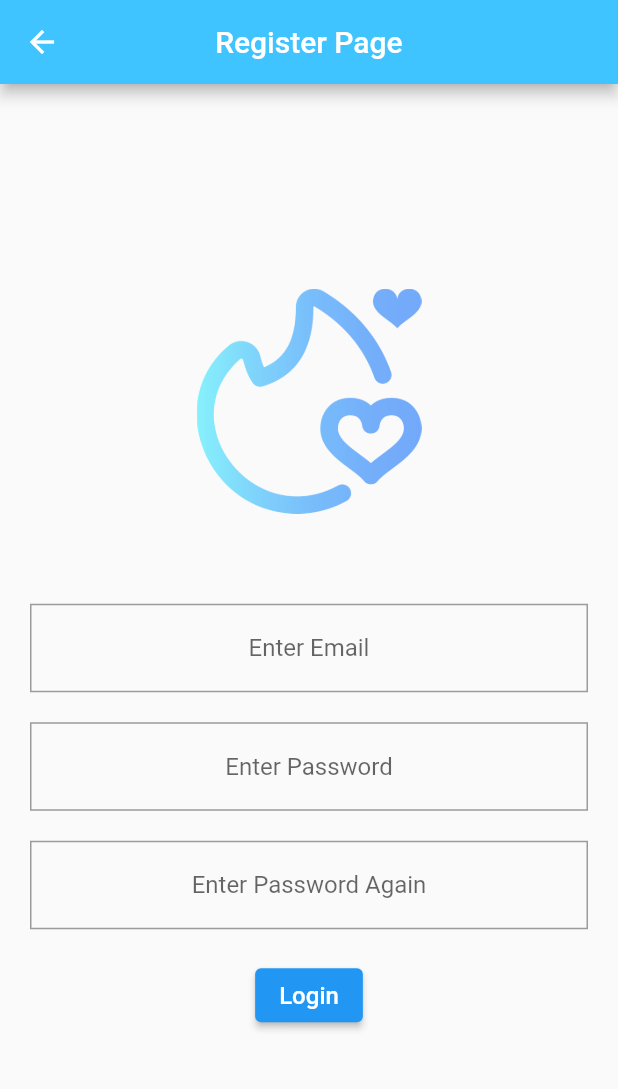
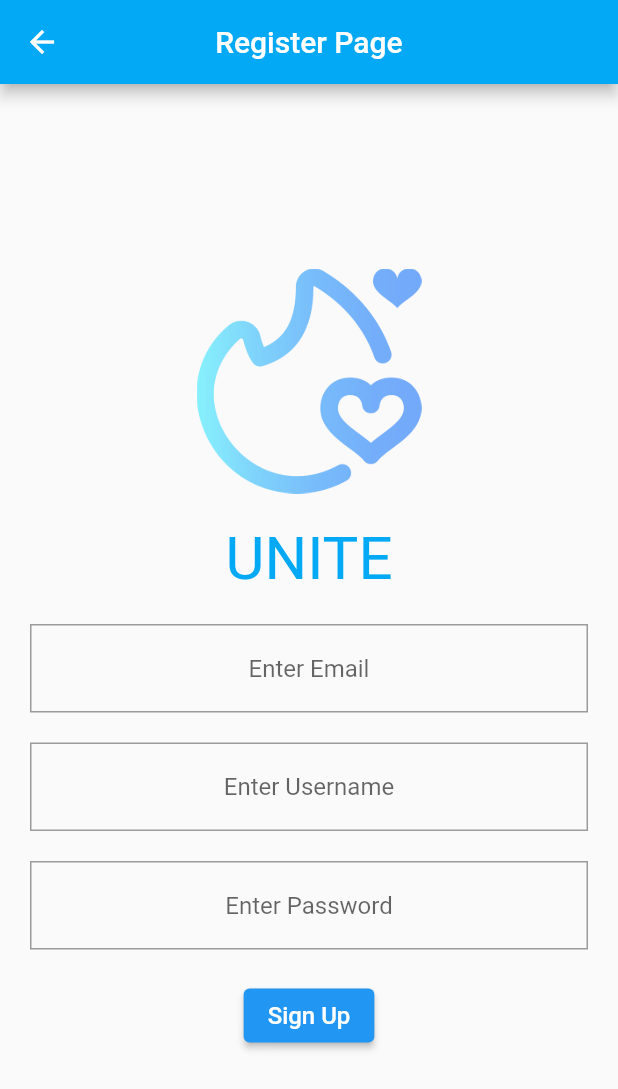
Before and after one commit to yavuzyal/unite, a Flutter app: the screen it shows after launch, after a tap on "Login", after a tap on "Sign Up", on a phone screen of 412 x 824 dp. Shown: the top 1089 px of the screen. Run offline on Flutter 3.47's test engine with Material 2 defaults, Android fonts, the phone set to English and light mode, and no system bars; our stand-ins replace animated_text_kit; Roboto replaces fonts that are missing (Horizon).

Commit message:
modified:   lib/Login.dart 	modified:   lib/RegisterPage.dart 	modified:   lib/main.dart 	modified:   pubspec.lock 	modified:   pubspec.yaml

```diff
--- a/lib/Login.dart
+++ b/lib/Login.dart
@@ -7,7 +7,11 @@ class LoginPage extends StatefulWidget {
 }
 
 class _LoginPage2 extends State<LoginPage> {
+
   final _formKey = GlobalKey<FormState>();
+  String email = "";
+  String password = "";
+
   Widget build(BuildContext context) {
     return Scaffold(
       //appBar: AppBar(
@@ -22,7 +26,9 @@ class _LoginPage2 extends State<LoginPage> {
               mainAxisAlignment: MainAxisAlignment.center,
               children: [
                 Image.asset('assets/unite_logo.png', height: 150, width: 150,),
-                SizedBox(height: 60.0,),
+                SizedBox(height: 20.0,),
+                Text("UNITE", style: TextStyle(fontFamily: 'Horizon', fontSize: 40.0, color: Colors.lightBlue),),
+                SizedBox(height: 20.0,),
                 TextFormField(
                   textAlign: TextAlign.center,
                   decoration: new InputDecoration(
@@ -36,6 +42,9 @@ class _LoginPage2 extends State<LoginPage> {
                   validator: (value) {
                     if (value == null || value.isEmpty) {
                       return 'Please enter some text';
+                    }
+                    else {
+                      email = value;
                     }
                     return null;
                   },
@@ -59,6 +68,9 @@ class _LoginPage2 extends State<LoginPage> {
                     }
                     else if (value.length < 6){
                       return 'Password length cannot be less than 6';
+                    }
+                    else{
+                      password = value;
                     }
                     return null;
                   },
@@ -91,13 +103,11 @@ class _LoginPage2 extends State<LoginPage> {
                     )
                   ],
                 ),
-
               ],
             ),
           ),
         )
       ),
-
     );
   }
 }
--- a/lib/RegisterPage.dart
+++ b/lib/RegisterPage.dart
@@ -6,11 +6,16 @@ class RegisterPage extends StatefulWidget {
 }
 
 class _RegisterPage2 extends State<RegisterPage> {
+
   final _formKey = GlobalKey<FormState>();
+  String email = "";
+  String password = "";
+  String username = "";
+
   Widget build(BuildContext context) {
     return Scaffold(
       appBar: AppBar(
-        title: Text("Register Page"), backgroundColor: Colors.lightBlueAccent, centerTitle: true,
+        title: Text("Register Page"), backgroundColor: Colors.lightBlue, centerTitle: true,
       ),
       body: Center(
           child: Form(
@@ -21,7 +26,9 @@ class _RegisterPage2 extends State<RegisterPage> {
                 mainAxisAlignment: MainAxisAlignment.center,
                 children: [
                   Image.asset('assets/unite_logo.png', height: 150, width: 150,),
-                  SizedBox(height: 60.0,),
+                  SizedBox(height: 20.0,),
+                  Text("UNITE", style: TextStyle(fontFamily: 'Horizon', fontSize: 40.0, color: Colors.lightBlue),),
+                  SizedBox(height: 20.0,),
                   TextFormField(
                     textAlign: TextAlign.center,
                     decoration: new InputDecoration(
@@ -36,9 +43,33 @@ class _RegisterPage2 extends State<RegisterPage> {
                       if (value == null || value.isEmpty) {
                         return 'Please enter some text';
                       }
+                      else{
+                        email = value;
+                      }
                       return null;
                     },
-
+                  ),
+                  SizedBox(height: 20.0,),
+                  TextFormField(
+                    obscureText: true,
+                    textAlign: TextAlign.center,
+                    decoration: new InputDecoration(
+                      hintText: "Enter Username",
+                      fillColor: Colors.black,
+                      border: new OutlineInputBorder(
+                        borderRadius: new BorderRadius.circular(0.0),
+                        borderSide: new BorderSide(),
+                      ),
+                    ),
+                    validator: (value) {
+                      if (value == null || value.isEmpty) {
+                        return 'Please enter some text';
+                      }
+                      else{
+                        username = value;
+                      }
+                      return null;
+                    },
                   ),
                   SizedBox(height: 20.0,),
                   TextFormField(
@@ -59,27 +90,8 @@ class _RegisterPage2 extends State<RegisterPage> {
                       else if (value.length < 6){
                         return 'Password length cannot be less than 6';
                       }
-                      return null;
-                    },
-                  ),
-                  SizedBox(height: 20.0,),
-                  TextFormField(
-                    obscureText: true,
-                    textAlign: TextAlign.center,
-                    decoration: new InputDecoration(
-                      hintText: "Enter Password Again",
-                      fillColor: Colors.black,
-                      border: new OutlineInputBorder(
-                        borderRadius: new BorderRadius.circular(0.0),
-                        borderSide: new BorderSide(),
-                      ),
-                    ),
-                    validator: (value) {
-                      if (value == null || value.isEmpty) {
-                        return 'Please enter some text';
-                      }
-                      else if (value.length < 6){
-                        return 'Password length cannot be less than 6';
+                      else{
+                        password = value;
                       }
                       return null;
                     },
@@ -94,14 +106,13 @@ class _RegisterPage2 extends State<RegisterPage> {
                         );
                       }
                     },
-                    child: const Text('Login', style: TextStyle(fontSize: 16),),
+                    child: const Text('Sign Up', style: TextStyle(fontSize: 16),),
                   ),
                 ],
               ),
             ),
           )
       ),
-
     );
   }
 }
--- a/lib/main.dart
+++ b/lib/main.dart
@@ -8,6 +8,7 @@ import 'Greeting.dart';
 void main() {
   runApp(MaterialApp(
     //home: ProfileView(),
+    debugShowCheckedModeBanner: false,
     initialRoute: '/greeting',
     routes: {
       '/login': (context) => LoginPage(),
--- a/pubspec.yaml
+++ b/pubspec.yaml
@@ -21,6 +21,7 @@ environment:
   sdk: ">=2.12.0 <3.0.0"
 
 dependencies:
+  email_validator: '^1.0.6'
   animated_text_kit: '^4.2.1'
   flutter:
     sdk: flutter
```
Also changed, not shown: pubspec.lock.
